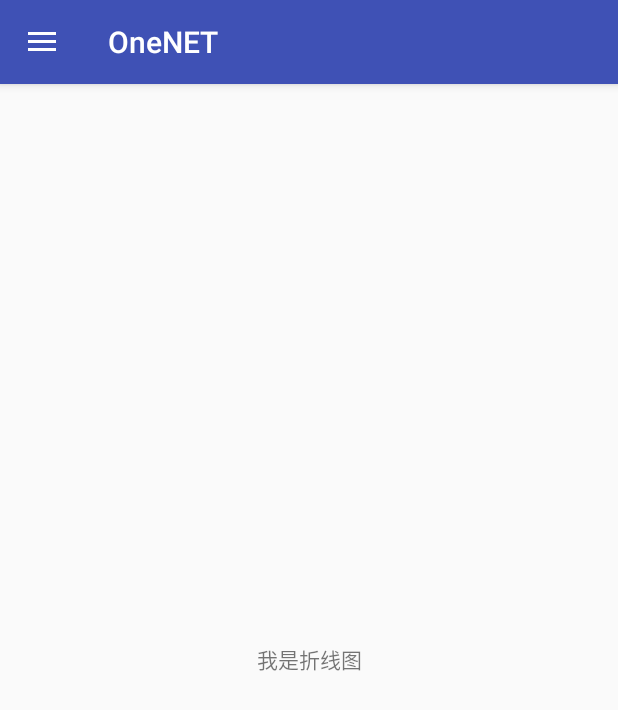
After one commit to MiChongGET/OneNET, an Android app: the fragment SecondCharFragment placed in its activity, on a phone screen of 412 x 824 dp. The commit adds this screen. Shown: the top 710 px of the screen. Run offline under Robolectric (Android 15) with nearby library versions, the phone set to English and light mode, and no system bars; our stand-ins replace CircleImageView; libraries missing offline, so code that uses them is left out: com.chinamobile.iot; 1 statement that could not run was skipped.

Commit message:
增加折线图模块

```diff
--- a/app/build.gradle
+++ b/app/build.gradle
@@ -20,7 +20,7 @@ android {
 }
 
 dependencies {
-    compile fileTree(dir: 'libs', include: ['*.jar'])
+    compile fileTree(include: ['*.jar'], dir: 'libs')
     androidTestCompile('com.android.support.test.espresso:espresso-core:2.2.2', {
         exclude group: 'com.android.support', module: 'support-annotations'
     })
@@ -32,4 +32,5 @@ dependencies {
     compile 'com.baoyz.pullrefreshlayout:library:1.2.0'
     testCompile 'junit:junit:4.12'
     compile 'com.android.support:cardview-v7:25.3.1'
+    compile files('libs/hellocharts-library-1.5.8.jar')
 }
--- /dev/null
+++ b/app/src/main/java/cn/buildworld/onenet/adapter/MyFragmentPagerAdapter.java
@@ -0,0 +1,39 @@
+package cn.buildworld.onenet.adapter;
+import android.support.v4.app.Fragment;
+import android.support.v4.app.FragmentManager;
+import android.support.v4.app.FragmentPagerAdapter;
+
+import java.util.ArrayList;
+
+/**
+ * 作者：MiChong on 2017/6/3 0003 11:43
+ * 邮箱：1564666023@qq.com
+ */
+public class MyFragmentPagerAdapter extends FragmentPagerAdapter {
+
+    private ArrayList<Fragment> fragments ;
+
+    public MyFragmentPagerAdapter(FragmentManager fm) {
+        super(fm);
+    }
+
+    public MyFragmentPagerAdapter(FragmentManager fm, ArrayList<Fragment> fragments) {
+        super(fm);
+        this.fragments = fragments;
+    }
+
+    @Override
+    public Fragment getItem(int position) {
+        return fragments.get(position);
+    }
+
+    @Override
+    public int getCount() {
+        return fragments.size();
+    }
+
+    @Override
+    public int getItemPosition(Object object) {
+        return super.getItemPosition(object);
+    }
+}
--- /dev/null
+++ b/app/src/main/java/cn/buildworld/onenet/fragment/FirstCharFragment.java
@@ -0,0 +1,36 @@
+package cn.buildworld.onenet.fragment;
+
+import android.os.Bundle;
+import android.support.annotation.Nullable;
+import android.support.v4.app.Fragment;
+import android.support.v4.view.ViewPager;
+import android.view.LayoutInflater;
+import android.view.View;
+import android.view.ViewGroup;
+
+import cn.buildworld.onenet.R;
+
+/**
+ * 作者：MiChong on 2017/6/3 0003 11:52
+ * 邮箱：1564666023@qq.com
+ */
+public class FirstCharFragment extends Fragment {
+    private LayoutInflater intentFilter;
+    private ViewPager viewPager;
+
+
+    public static FirstCharFragment newInstance(){
+        return new FirstCharFragment();
+    }
+
+    @Nullable
+    @Override
+    public View onCreateView(LayoutInflater inflater, @Nullable ViewGroup container, @Nullable Bundle savedInstanceState) {
+        intentFilter = inflater;
+        View view = inflater.inflate(R.layout.firstcharfragment,container,false);
+        viewPager = (ViewPager) view.findViewById(R.id.f_viewpager);
+
+
+        return view;
+    }
+}
--- /dev/null
+++ b/app/src/main/java/cn/buildworld/onenet/fragment/FirstFragmet.java
@@ -0,0 +1,55 @@
+package cn.buildworld.onenet.fragment;
+
+import android.os.Bundle;
+import android.support.annotation.Nullable;
+import android.support.v4.app.Fragment;
+import android.support.v4.view.ViewPager;
+import android.view.LayoutInflater;
+import android.view.View;
+import android.view.ViewGroup;
+import android.view.animation.Animation;
+import android.view.animation.TranslateAnimation;
+
+import java.util.ArrayList;
+
+import cn.buildworld.onenet.R;
+import cn.buildworld.onenet.adapter.MyFragmentPagerAdapter;
+
+
+/**
+ * 作者：MiChong on 2017/6/3 0003 11:52
+ * 邮箱：1564666023@qq.com
+ */
+public class FirstFragmet extends Fragment {
+    private LayoutInflater intentFilter;
+    private ViewPager viewPager;
+    private ArrayList<Fragment> fragments;
+    private HumFragment humFragment;
+    private FirstCharFragment charFragment;
+
+
+    public static FirstFragmet newInstance(){
+        return new FirstFragmet();
+    }
+
+    @Nullable
+    @Override
+    public View onCreateView(LayoutInflater inflater, @Nullable ViewGroup container, @Nullable Bundle savedInstanceState) {
+        intentFilter = inflater;
+        View view = inflater.inflate(R.layout.firstfragment,container,false);
+        viewPager = (ViewPager) view.findViewById(R.id.f_viewpager);
+        fragments = new ArrayList<Fragment>();
+        humFragment = HumFragment.newInstance();
+        charFragment = FirstCharFragment.newInstance();
+
+        fragments.add(humFragment);
+        fragments.add(charFragment);
+
+        viewPager.setAdapter(new MyFragmentPagerAdapter(getChildFragmentManager(),fragments));
+        viewPager.setCurrentItem(0);
+
+        return view;
+    }
+
+
+}
--- /dev/null
+++ b/app/src/main/java/cn/buildworld/onenet/fragment/SecondCharFragment.java
@@ -0,0 +1,35 @@
+package cn.buildworld.onenet.fragment;
+
+import android.os.Bundle;
+import android.support.annotation.Nullable;
+import android.support.v4.app.Fragment;
+import android.support.v4.view.ViewPager;
+import android.view.LayoutInflater;
+import android.view.View;
+import android.view.ViewGroup;
+
+import cn.buildworld.onenet.R;
+
+/**
+ * 作者：MiChong on 2017/6/3 0003 11:52
+ * 邮箱：1564666023@qq.com
+ */
+public class SecondCharFragment extends Fragment {
+    private LayoutInflater intentFilter;
+    private ViewPager viewPager;
+
+
+    public static SecondCharFragment newInstance(){
+        return new SecondCharFragment();
+    }
+
+    @Nullable
+    @Override
+    public View onCreateView(LayoutInflater inflater, @Nullable ViewGroup container, @Nullable Bundle savedInstanceState) {
+        intentFilter = inflater;
+        View view = inflater.inflate(R.layout.secondcharfragment,container,false);
+        viewPager = (ViewPager) view.findViewById(R.id.f_viewpager);
+
+        return view;
+    }
+}
--- a/app/src/main/res/layout/activity_main.xml
+++ b/app/src/main/res/layout/activity_main.xml
@@ -14,10 +14,16 @@
         android:layout_height="match_parent" />
 
     <FrameLayout
+        android:paddingTop="55dp"
         android:id="@+id/fragment"
         android:layout_width="match_parent"
         android:layout_height="match_parent">
     </FrameLayout>
+
+    <!--<android.support.v4.view.ViewPager-->
+        <!--android:layout_width="match_parent"-->
+        <!--android:layout_height="match_parent">-->
+    <!--</android.support.v4.view.ViewPager>-->
 
     <android.support.design.widget.NavigationView
         android:id="@+id/nav_view"
--- /dev/null
+++ b/app/src/main/res/layout/secondcharfragment.xml
@@ -0,0 +1,12 @@
+<?xml version="1.0" encoding="utf-8"?>
+<LinearLayout xmlns:android="http://schemas.android.com/apk/res/android"
+    android:orientation="vertical" android:layout_width="match_parent"
+    android:layout_height="match_parent">
+
+    <TextView
+        android:text="我是折线图"
+        android:gravity="center"
+        android:layout_width="match_parent"
+        android:layout_height="match_parent" />
+
+</LinearLayout>
--- a/app/src/main/res/layout/totalfragment.xml
+++ b/app/src/main/res/layout/totalfragment.xml
@@ -4,7 +4,7 @@
     android:orientation="vertical"
     android:layout_width="match_parent"
     android:layout_height="match_parent"
-    android:paddingTop="80dp">
+    android:paddingTop="10dp">
 
     <com.baoyz.widget.PullRefreshLayout
         android:id="@+id/swipeRefreshLayout"
--- a/build.gradle
+++ b/build.gradle
@@ -3,6 +3,9 @@
 buildscript {
     repositories {
         jcenter()
+        maven {
+            url "https://jitpack.io"
+        }
     }
     dependencies {
         classpath 'com.android.tools.build:gradle:2.3.2'
```
Also changed, not shown: app/src/main/java/cn/buildworld/onenet/MainActivity.java (+20 -8 lines), app/src/main/java/cn/buildworld/onenet/fragment/SecondFragmet.java (added, +50 -0 lines), app/src/main/res/layout/firstcharfragment.xml (added, +12 -0 lines), app/src/main/res/layout/firstfragment.xml (added, +12 -0 lines), app/src/main/res/layout/secondfragment.xml (added, +12 -0 lines), app/libs/hellocharts-library-1.5.8.jar (added).
